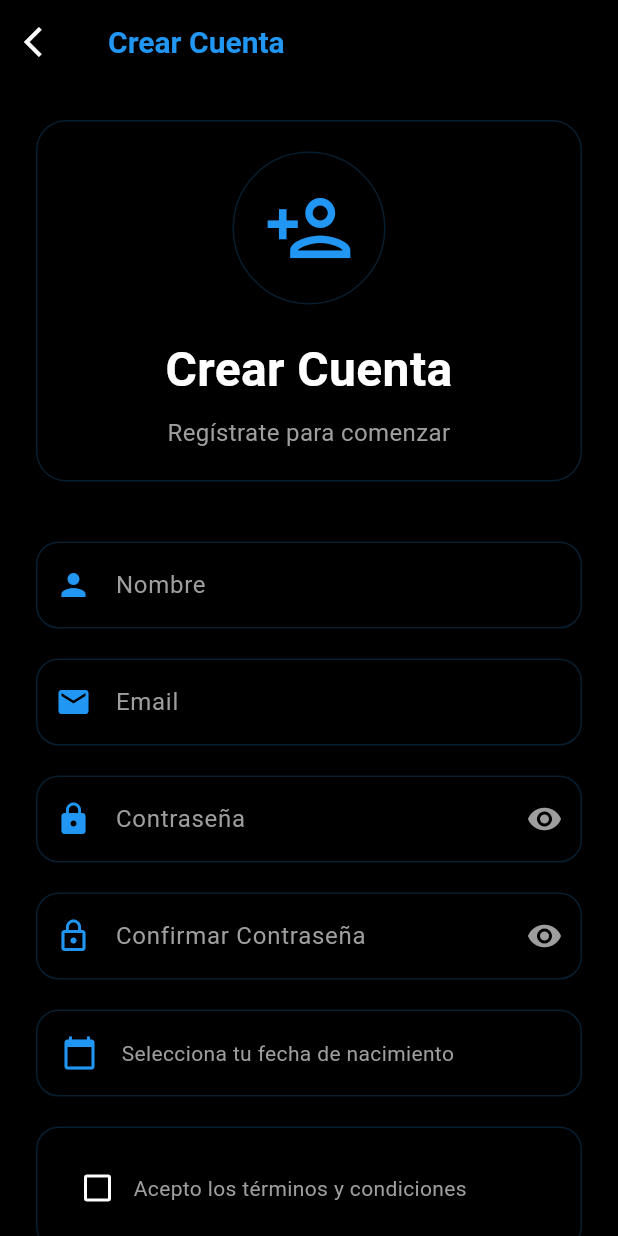
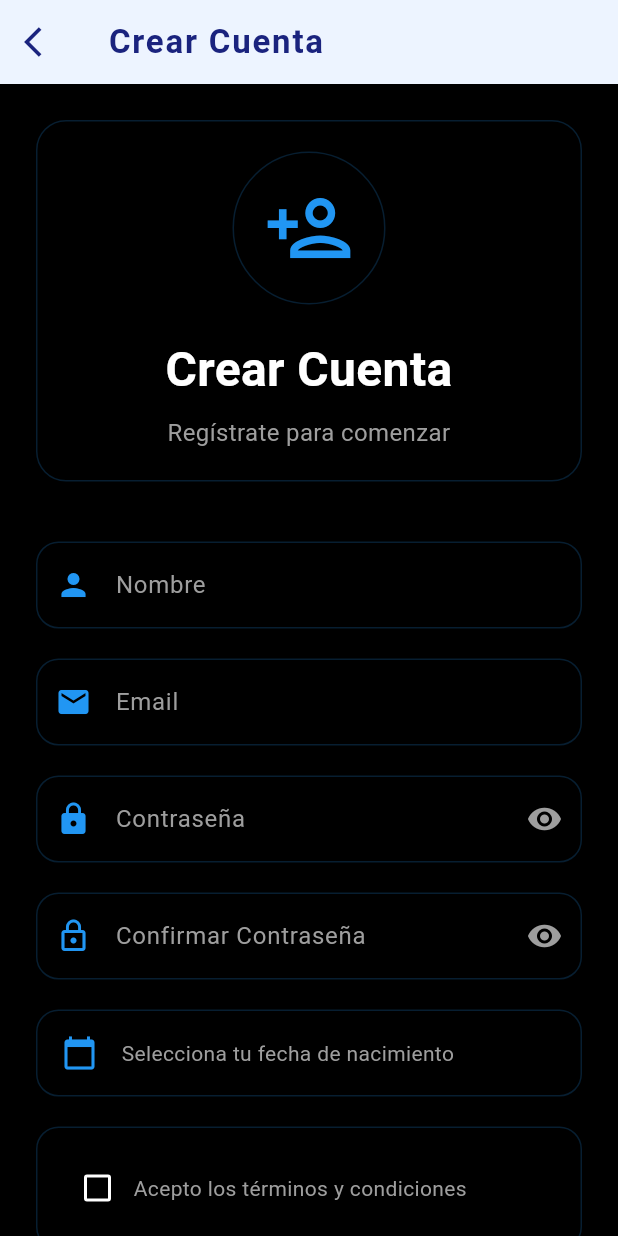
Before and after one commit to Djove73/Projecte2025-Chats, a Flutter app: the RegisterView screen opened directly, on a phone screen of 412 x 824 dp. Run offline on Flutter 3.47's test engine with Material 3 defaults, Android fonts, the phone set to English and light mode, and no system bars; our stand-ins replace dio; missing offline and left inert: mongo_dart; accounts and stored records are empty; network calls fail; Roboto replaces fonts that are missing (Montserrat).

Commit message:
Refactor headers: subtle, uniform AppBar style and visual fixes across main screens

```diff
--- a/lib/views/register_view.dart
+++ b/lib/views/register_view.dart
@@ -125,11 +125,20 @@ class _RegisterViewState extends State<RegisterView> with SingleTickerProviderSt
     return Scaffold(
       backgroundColor: Colors.black,
       appBar: AppBar(
-        title: const Text('Crear Cuenta'),
-        backgroundColor: Colors.transparent,
-        elevation: 0,
+        backgroundColor: const Color(0xFFF2F6FF),
+        elevation: 0.5,
+        title: const Text(
+          'Crear Cuenta',
+          style: TextStyle(
+            fontFamily: 'Montserrat',
+            fontWeight: FontWeight.w600,
+            fontSize: 22,
+            letterSpacing: 1.2,
+            color: Color(0xFF1A237E),
+          ),
+        ),
         leading: IconButton(
-          icon: const Icon(Icons.arrow_back_ios, color: Colors.white),
+          icon: const Icon(Icons.arrow_back_ios, color: Color(0xFF1A237E)),
           onPressed: () => Navigator.pop(context),
         ),
       ),
```
Also changed, not shown: lib/views/home_view.dart (+22 -3 lines), lib/views/notifications_view.dart (added, +31 -0 lines), lib/views/settings_view.dart (+12 -1 lines).
